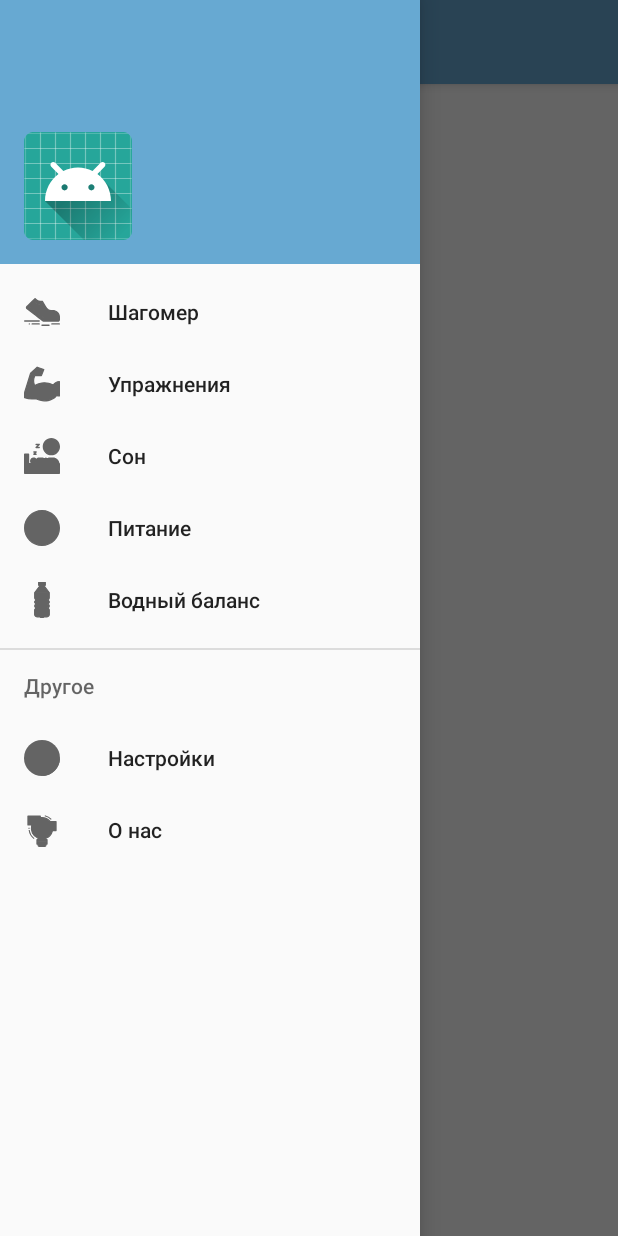
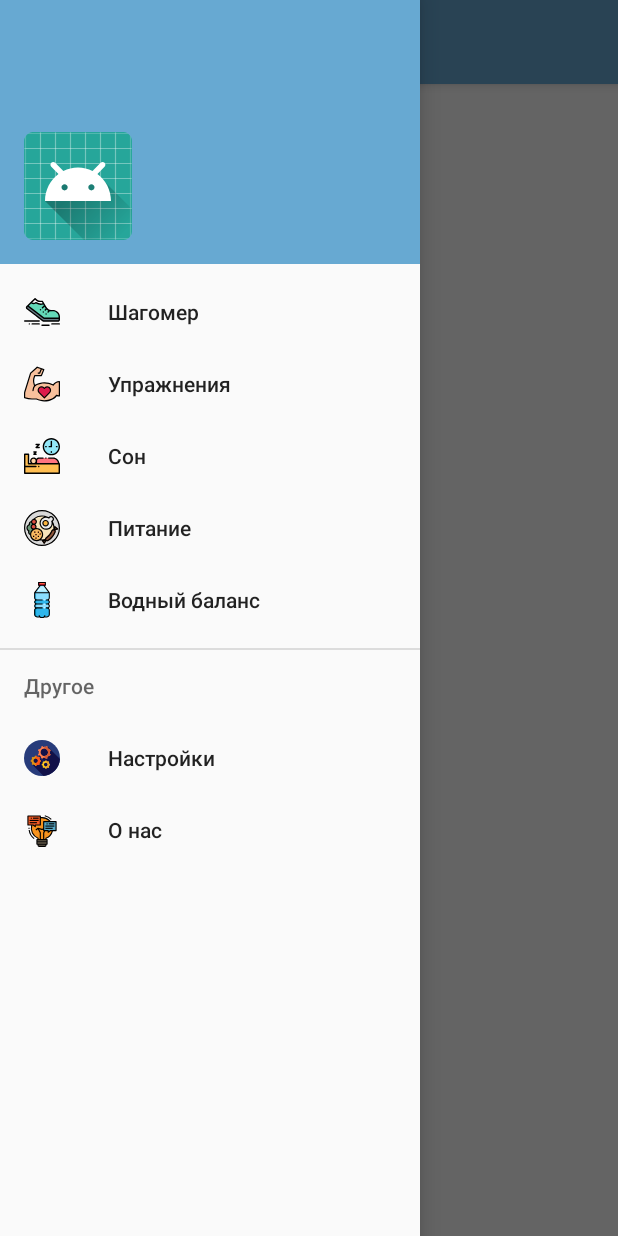
Before and after one commit to pi17a-groupdynamics/MicroTrainer, an Android app: the screen it shows after launch (MainActivity), with the side drawer open, on a phone screen of 412 x 824 dp. Run offline under Robolectric (Android 15) with nearby library versions, the phone set to English and light mode, and no system bars.

Commit message:
New fragments added

```diff
--- a/app/build.gradle
+++ b/app/build.gradle
@@ -23,6 +23,7 @@ dependencies {
     implementation 'com.android.support:appcompat-v7:28.0.0'
     implementation 'com.android.support:design:28.0.0'
     implementation 'com.android.support.constraint:constraint-layout:1.1.3'
+    implementation 'com.android.support:support-v4:28.0.0'
     testImplementation 'junit:junit:4.12'
     androidTestImplementation 'com.android.support.test:runner:1.0.2'
     androidTestImplementation 'com.android.support.test.espresso:espresso-core:3.0.2'
--- a/app/src/main/java/com/meh/microtrainer/MainActivity.java
+++ b/app/src/main/java/com/meh/microtrainer/MainActivity.java
@@ -1,13 +1,18 @@
 package com.meh.microtrainer;
 
+import android.support.annotation.NonNull;
+import android.support.design.widget.NavigationView;
+import android.support.design.widget.TabLayout;
 import android.support.v4.view.GravityCompat;
+import android.support.v4.view.ViewPager;
 import android.support.v4.widget.DrawerLayout;
 import android.support.v7.app.ActionBarDrawerToggle;
 import android.support.v7.app.AppCompatActivity;
 import android.os.Bundle;
 import android.support.v7.widget.Toolbar;
+import android.view.MenuItem;
 
-public class MainActivity extends AppCompatActivity {
+public class MainActivity extends AppCompatActivity implements NavigationView.OnNavigationItemSelectedListener{
     private DrawerLayout drawer;
 
     @Override
@@ -18,14 +23,23 @@ public class MainActivity extends AppCompatActivity {
         Toolbar toolbar = findViewById(R.id.toolbar);
         setSupportActionBar(toolbar);
 
+        NavigationView navigationView = findViewById(R.id.nav_view);
+        navigationView.setNavigationItemSelectedListener(this);
+
         drawer = findViewById(R.id.drawer_layout);
         ActionBarDrawerToggle toggle = new ActionBarDrawerToggle(this, drawer, toolbar,
                 R.string.navigation_drawer_open, R.string.navigation_drawer_close);
         drawer.addDrawerListener(toggle);
         toggle.syncState();
 
+        /*if (savedInstanceState == null) {
+            getSupportFragmentManager().beginTransaction().replace(R.id.fragment_container,
+                    new Walk_Main()).commit();
+            navigationView.setCheckedItem(R.id.walk);
+        }*/
 
-        //navigationView.setItemIconTintList(null);//чтоб иконки меню были цветными
+        navigationView.setItemIconTintList(null);//чтоб иконки меню были цветными
+
     }
 
     @Override
@@ -36,4 +50,21 @@ public class MainActivity extends AppCompatActivity {
         else
             super.onBackPressed();
     }
+
+    @Override
+    public boolean onNavigationItemSelected(@NonNull MenuItem menuItem) {
+        switch(menuItem.getItemId()) {
+            /*case R.id.walk:
+                getSupportFragmentManager().beginTransaction().replace(R.id.fragment_container,
+                        new Walk_Main()).commit();
+                break;*/
+            case R.id.authors:
+                getSupportFragmentManager().beginTransaction().replace(R.id.fragment_container,
+                        new AboutUs()).commit();
+                break;
+        }
+
+        drawer.closeDrawer(GravityCompat.START);
+        return true;
+    }
 }
--- a/app/src/main/res/layout/activity_main.xml
+++ b/app/src/main/res/layout/activity_main.xml
@@ -28,6 +28,30 @@
             android:layout_width="match_parent"
             android:layout_height="match_parent" />
 
+
+
+        <android.support.design.widget.TabLayout
+            android:id="@+id/sliding_tabs"
+            android:layout_width="match_parent"
+            android:layout_height="wrap_content"
+            app:tabMode="fixed"
+            />
+
+        <android.support.v4.view.ViewPager
+            android:id="@+id/viewpager"
+            android:layout_width="match_parent"
+            android:layout_height="0px"
+            android:layout_weight="1"
+            android:background="@color/colorPrimary"
+            />
+
+
+
+
+
+
+
+
     </LinearLayout>
 
     <android.support.design.widget.NavigationView
--- a/app/src/main/res/layout/fragment_walk.xml
+++ /dev/null
@@ -1,5 +0,0 @@
-<?xml version="1.0" encoding="utf-8"?>
-<RelativeLayout xmlns:android="http://schemas.android.com/apk/res/android"
-    android:layout_width="match_parent" android:layout_height="match_parent">
-
-</RelativeLayout>
```
Also changed, not shown: app/src/main/java/com/meh/microtrainer/AboutUs.java (added, +16 -0 lines), app/src/main/res/layout/fragment_about_us.xml (added, +12 -0 lines), 1 other file.
